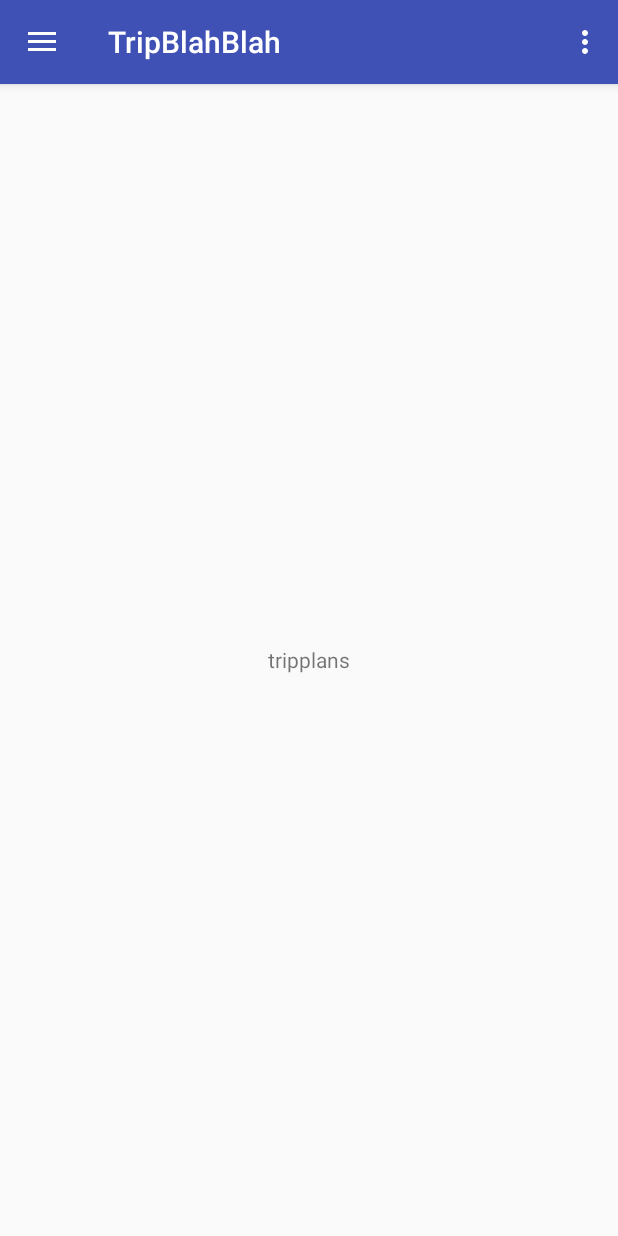
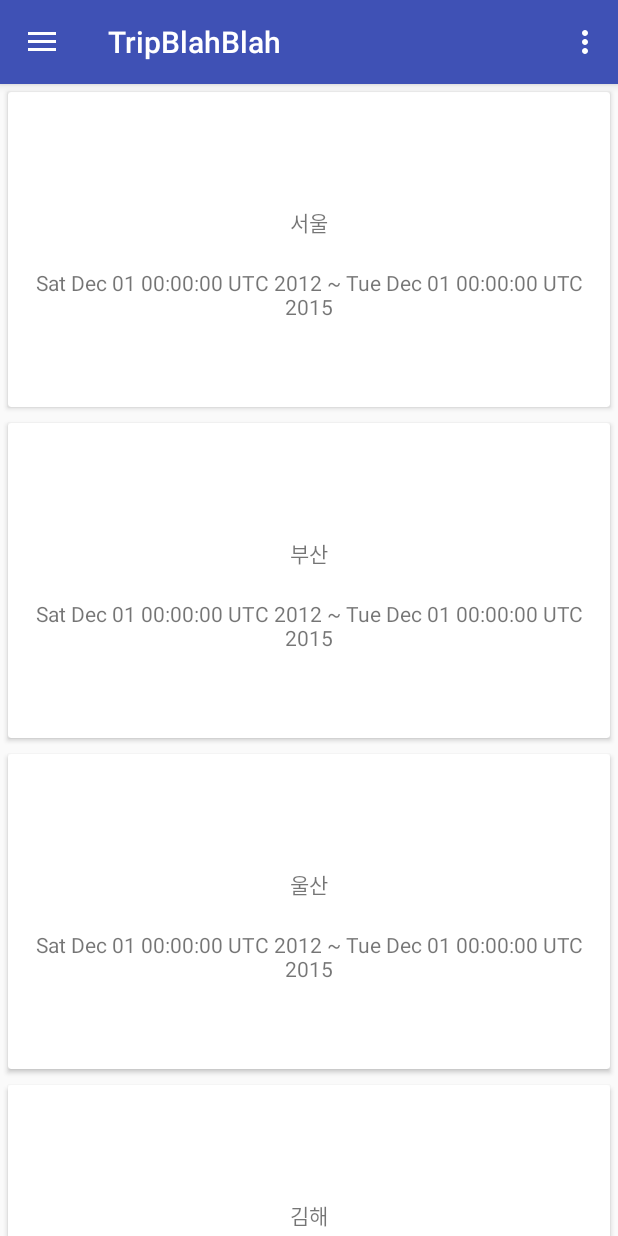
Before and after one commit to pkcs/tripblahblah, an Android app: the screen it shows after launch (MainActivity), on a phone screen of 412 x 824 dp. Run offline under Robolectric (Android 15) with nearby library versions, the phone set to English and light mode, and no system bars.

Commit message:
- Add recyleview in tripplanfragment

```diff
--- a/app/build.gradle
+++ b/app/build.gradle
@@ -20,14 +20,11 @@ android {
 }
 
 dependencies {
-    compile fileTree(dir: 'libs', include: ['*.jar'])
+    compile fileTree(include: ['*.jar'], dir: 'libs')
     androidTestCompile('com.android.support.test.espresso:espresso-core:2.2.2', {
         exclude group: 'com.android.support', module: 'support-annotations'
     })
-
-
     compile files('libs/picasso-2.5.2.jar')
-
     compile 'com.android.support:appcompat-v7:25.3.1'
     compile 'com.android.support:support-v4:25.3.1'
     compile 'com.android.support:design:25.3.1'
@@ -38,5 +35,7 @@ dependencies {
     compile 'com.google.firebase:firebase-auth:10.0.1'
     compile 'com.google.android.gms:play-services-auth:10.0.1'
     testCompile 'junit:junit:4.12'
+    compile 'com.android.support:cardview-v7:25.3.1'
+    compile 'com.android.support:recyclerview-v7:25.3.1'
 }
 apply plugin: 'com.google.gms.google-services'
--- /dev/null
+++ b/app/src/main/java/pkcs/tripblahblah/Adapter/TripPlansAdapter.java
@@ -0,0 +1,45 @@
+package pkcs.tripblahblah.Adapter;
+
+import android.content.Context;
+import android.support.v7.widget.RecyclerView;
+import android.view.LayoutInflater;
+import android.view.View;
+import android.view.ViewGroup;
+
+import java.util.ArrayList;
+
+import pkcs.tripblahblah.Holder.TripPlansHolder;
+import pkcs.tripblahblah.Model.TripPlans;
+import pkcs.tripblahblah.R;
+
+/**
+ * Created by chacha on 2017-07-03.
+ */
+
+public class TripPlansAdapter extends RecyclerView.Adapter<TripPlansHolder> {
+    Context mcon;
+    ArrayList<TripPlans> mTripPlansArrayList;
+
+    public TripPlansAdapter(Context mcon, ArrayList<TripPlans> TripPlansArrayList) {
+        this.mcon = mcon;
+        this.mTripPlansArrayList = TripPlansArrayList;
+
+    }
+    @Override
+    public TripPlansHolder onCreateViewHolder(ViewGroup parent, int viewType) {
+        LayoutInflater layoutInflater = LayoutInflater.from(mcon);
+        View view = layoutInflater.inflate(R.layout.cardview_tripplan, parent, false);
+        return new TripPlansHolder(mcon, view);
+    }
+
+    @Override
+    public void onBindViewHolder(TripPlansHolder holder, int position) {
+        TripPlans TripPlans = mTripPlansArrayList.get(position);
+        holder.onBindView(TripPlans);
+    }
+
+    @Override
+    public int getItemCount() {
+        return mTripPlansArrayList.size();
+    }
+}
--- a/app/src/main/java/pkcs/tripblahblah/Fragment/TripPlanFragment.java
+++ b/app/src/main/java/pkcs/tripblahblah/Fragment/TripPlanFragment.java
@@ -2,17 +2,28 @@ package pkcs.tripblahblah.Fragment;
 
 import android.os.Bundle;
 import android.support.v4.app.Fragment;
+import android.support.v7.widget.LinearLayoutManager;
+import android.support.v7.widget.RecyclerView;
 import android.view.LayoutInflater;
 import android.view.View;
 import android.view.ViewGroup;
 
+import java.util.ArrayList;
+import java.util.Date;
+
+import pkcs.tripblahblah.Adapter.TripPlansAdapter;
+import pkcs.tripblahblah.Model.TripPlans;
 import pkcs.tripblahblah.R;
+
 
 /**
  * Created by bgh29 on 2017-07-02.
  */
 
 public class TripPlanFragment  extends Fragment {
+    private RecyclerView mRecyclerView;
+    private TripPlansAdapter mAdapter;
+    private ArrayList<TripPlans> mTripPlansItems=new ArrayList<>();
     private View mRootView;
 
     public static TripPlanFragment newInstance() {
@@ -27,6 +38,32 @@ public class TripPlanFragment  extends Fragment {
     @Override
     public View onCreateView(LayoutInflater inflater, ViewGroup container, Bundle savedInstanceState) {
         mRootView = inflater.inflate(R.layout.fragment_tripplans, container, false);
+
+        mRecyclerView = (RecyclerView) mRootView.findViewById(R.id.recyclerview_tripplan);
+        mRecyclerView.setLayoutManager(new LinearLayoutManager(getActivity()));
+
+        updateUI();
+        dummyData();
+
         return mRootView;
     }
+
+    public void updateUI(){
+        mAdapter = new TripPlansAdapter(getContext(), mTripPlansItems);
+        mRecyclerView.setAdapter(mAdapter);
+    }
+
+    public void dummyData() {
+        java.util.Date date1 = new Date("Sat Dec 01 00:00:00 GMT 2012");
+        java.util.Date date2 = new Date("Sat Dec 01 00:00:00 GMT 2015");
+
+        mTripPlansItems.add(new TripPlans("서울",date1, date2,null,null));
+        mTripPlansItems.add(new TripPlans("부산",date1, date2,null,null));
+        mTripPlansItems.add(new TripPlans("울산",date1, date2,null,null));
+        mTripPlansItems.add(new TripPlans("김해",date1, date2,null,null));
+        /*for(TripPlans tripPlans : arrayList){
+            mTripPlansItems.add(tripPlans);
+        }*/
+                mAdapter.notifyDataSetChanged();
+    }
 }
--- /dev/null
+++ b/app/src/main/java/pkcs/tripblahblah/Holder/BaseViewHolder.java
@@ -0,0 +1,15 @@
+package pkcs.tripblahblah.Holder;
+
+import android.support.v7.widget.RecyclerView;
+import android.view.View;
+
+/**
+ * Created by chacha on 2017-07-03.
+ */
+
+public abstract class BaseViewHolder<ITEM> extends RecyclerView.ViewHolder {
+    public BaseViewHolder(View itemView) {
+        super(itemView);
+    }
+    public abstract void onBindView(ITEM item);
+}
--- /dev/null
+++ b/app/src/main/java/pkcs/tripblahblah/Holder/TripPlansHolder.java
@@ -0,0 +1,45 @@
+package pkcs.tripblahblah.Holder;
+
+import android.content.Context;
+import android.util.Log;
+import android.view.View;
+import android.widget.TextView;
+
+import pkcs.tripblahblah.Model.TripPlans;
+import pkcs.tripblahblah.R;
+
+/**
+ * Created by chacha on 2017-07-03.
+ */
+
+public class TripPlansHolder extends BaseViewHolder<TripPlans> implements View.OnClickListener {
+    private Context mContext;
+    TripPlans mTripPlans;
+    private TextView title;
+    private TextView period;
+
+    public TripPlansHolder(Context context,View itemView) {
+        super(itemView);
+        this.mContext = context;
+        itemView.setOnClickListener(this);
+        title = (TextView)itemView.findViewById(R.id.textview_tripplan_title);
+        period = (TextView)itemView.findViewById(R.id.textview_tripplan_date);
+
+    }
+
+    @Override
+    public void onBindView(final TripPlans tripPlans) {
+        mTripPlans= tripPlans;
+        title.setText(mTripPlans.getTitle());
+        period.setText(mTripPlans.getStartDate()+" ~ "+mTripPlans.getFinishDate());
+    }
+
+    @Override
+    public void onClick(View v){
+        Log.i("TripPlanTest", title.getText().toString());
+/*        Intent intent =new Intent(mContext, TripPlans.class);
+        intent.putExtra("title", mTripPlans.getTitle());
+        intent.putExtra("period", mTripPlans.getStartDate()+" ~ "+mTripPlans.getFinishDate());
+        mContext.startActivity(intent);*/
+    }
+}
--- /dev/null
+++ b/app/src/main/res/layout/cardview_tripplan.xml
@@ -0,0 +1,38 @@
+<?xml version="1.0" encoding="utf-8"?>
+<android.support.v7.widget.CardView xmlns:android="http://schemas.android.com/apk/res/android"
+    android:id="@+id/cardview_tripplan_item"
+    android:layout_width="match_parent"
+    android:layout_height="wrap_content"
+    android:layout_margin="5dp">
+
+    <RelativeLayout
+        android:layout_width="match_parent"
+        android:layout_height="wrap_content"
+        android:orientation="vertical">
+
+        <ImageView
+            android:id="@+id/imageview_tripplan_image"
+            android:layout_width="match_parent"
+            android:layout_height="210dp" />
+
+        <TextView
+            android:id="@+id/textview_tripplan_date"
+            android:layout_width="match_parent"
+            android:layout_height="wrap_content"
+            android:padding="10dp"
+            android:gravity="center"
+            android:layout_below="@+id/textview_tripplan_title"
+            android:layout_alignParentStart="true" />
+
+        <TextView
+            android:id="@+id/textview_tripplan_title"
+            android:layout_width="match_parent"
+            android:layout_height="wrap_content"
+            android:gravity="center"
+            android:padding="10dp"
+            android:layout_marginTop="66dp"
+            android:layout_alignParentTop="true"
+            android:layout_alignParentStart="true" />
+
+    </RelativeLayout>
+</android.support.v7.widget.CardView>
--- a/app/src/main/res/layout/fragment_tripplans.xml
+++ b/app/src/main/res/layout/fragment_tripplans.xml
@@ -2,12 +2,9 @@
 <LinearLayout xmlns:android="http://schemas.android.com/apk/res/android"
     android:layout_width="match_parent"
     android:layout_height="match_parent">
-
-    <TextView
-        android:id="@+id/example"
-        android:text="tripplans"
-        android:gravity="center"
-        android:layout_gravity="center"
+    <android.support.v7.widget.RecyclerView
+        android:id="@+id/recyclerview_tripplan"
         android:layout_width="match_parent"
-        android:layout_height="match_parent"/>
+        android:layout_height="wrap_content">
+    </android.support.v7.widget.RecyclerView>
 </LinearLayout>
```
